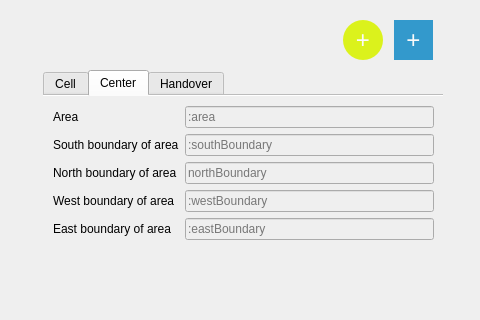
Qt form LTEsimGeneratorGUI/Ui/Windows/newmapwindow.ui (moniss23/junit4) before a commit; both pictures show x 707 to 1187 and y 0 to 320 of the 1187 by 816 pixel window.
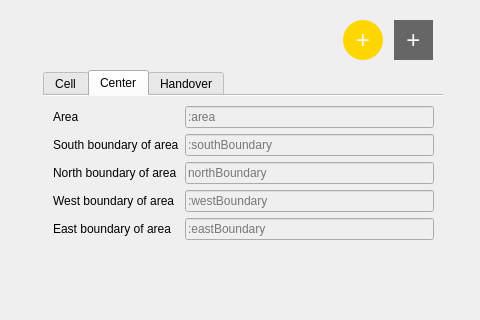
The same form after that commit. Icons and pictures are not drawn.

```diff
--- a/LTEsimGeneratorGUI/Ui/Windows/newmapwindow.ui
+++ b/LTEsimGeneratorGUI/Ui/Windows/newmapwindow.ui
@@ -1521,7 +1521,7 @@
 border-radius: 20px;
 color: #fafafa;
 font-size: 24px;
-background-color: #dbf21c;</string>
+background-color:#ffd700;</string>
     </property>
     <property name="text">
      <string>+</string>
@@ -1541,7 +1541,7 @@
 border: 0;
 font-size: 24px;
 border-left: 1px solid #eee;
-background-color: #3399CC;</string>
+background-color: #666666;</string>
     </property>
     <property name="text">
      <string>+</string>
```
Left out of the diff: 2 changed lines with no effect on the pictures.
